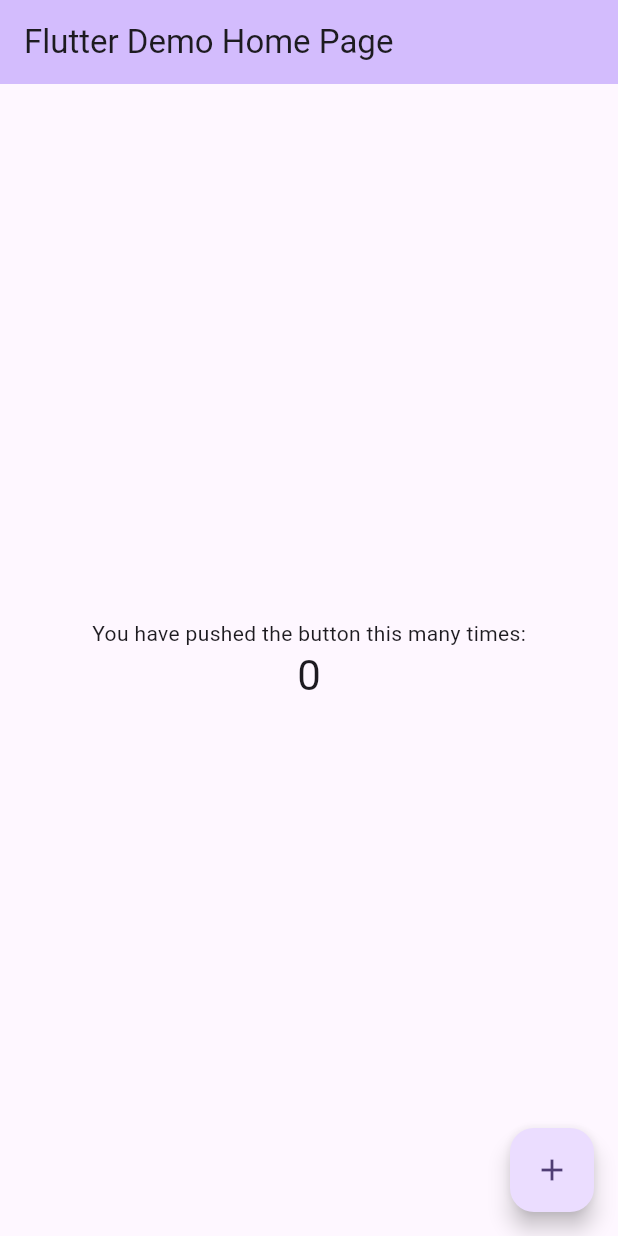
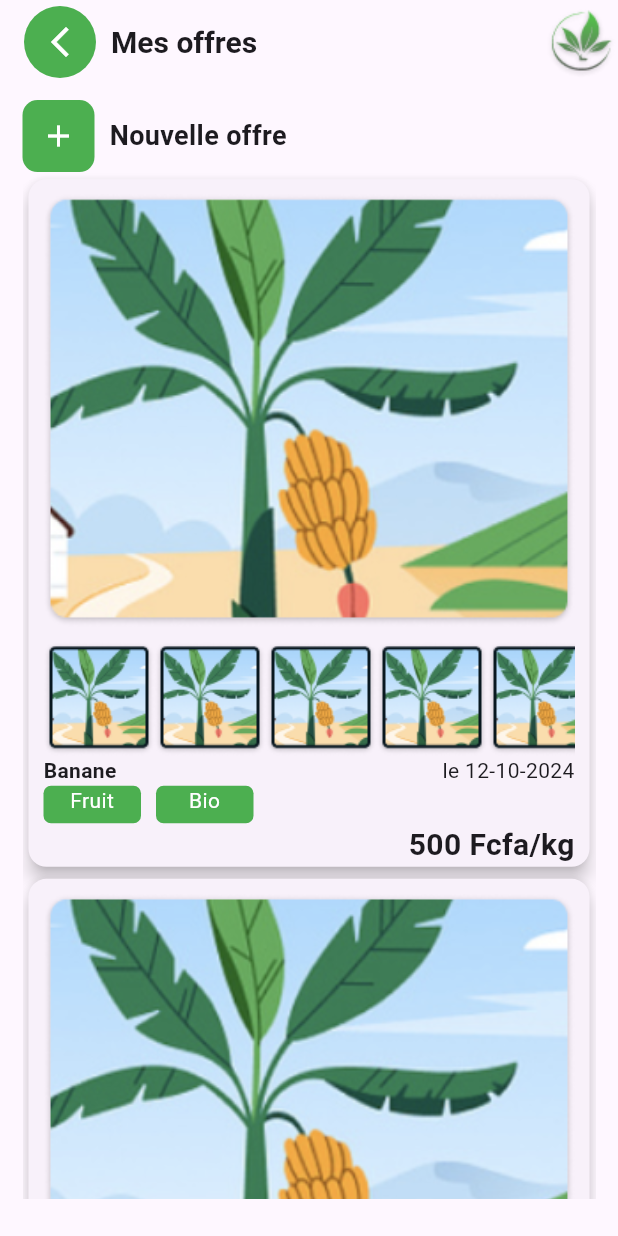
Before and after one commit to 18BG/FermeApp, a Flutter app: the screen it shows after launch, on a phone screen of 412 x 824 dp. Run offline on Flutter 3.47's test engine with Material 3 defaults, Android fonts, the light colour scheme and no system bars.

Commit message:
Offre Screen done

```diff
--- a/lib/main.dart
+++ b/lib/main.dart
@@ -1,3 +1,4 @@
+import 'package:ferme_app/screens/OffresScreen.dart';
 import 'package:flutter/material.dart';
 
 void main() {
@@ -11,6 +12,7 @@
   @override
   Widget build(BuildContext context) {
     return MaterialApp(
+      debugShowCheckedModeBanner: false,
       title: 'Flutter Demo',
       theme: ThemeData(
         // This is the theme of your application.
@@ -31,7 +33,7 @@
         colorScheme: ColorScheme.fromSeed(seedColor: Colors.deepPurple),
         useMaterial3: true,
       ),
-      home: const MyHomePage(title: 'Flutter Demo Home Page'),
+      home: const OffresScreen(),
     );
   }
 }
--- /dev/null
+++ b/lib/screens/OffresScreen.dart
@@ -0,0 +1,83 @@
+import 'package:ferme_app/widgets/offreCard.dart';
+import 'package:flutter/material.dart';
+
+class OffresScreen extends StatefulWidget {
+  const OffresScreen({super.key});
+
+  @override
+  State<OffresScreen> createState() => _OffresScreenState();
+}
+
+class _OffresScreenState extends State<OffresScreen> {
+  List offres = [const OffreCard(), const OffreCard()];
+  @override
+  Widget build(BuildContext context) {
+    return Scaffold(
+      appBar: AppBar(
+        actions: [
+          Image.asset(
+              'assets/images/un-logo-minimale-tres-simple-a-retenir-sur-du-150x-150x-dune-application-de-gestion-des-champs-et-d 1 (Traced).png')
+        ],
+        title: Row(
+          children: [
+            Container(
+              //color: Colors.green,
+              decoration: BoxDecoration(
+                  color: Colors.green, borderRadius: BorderRadius.circular(30)),
+              child: IconButton(
+                onPressed: () {},
+                icon: const Icon(Icons.arrow_back_ios_new),
+                color: Colors.white,
+              ),
+            ),
+            SizedBox(
+              width: 10,
+            ),
+            const Text(
+              "Mes offres",
+              style: TextStyle(fontWeight: FontWeight.bold, fontSize: 20),
+            )
+          ],
+        ),
+      ),
+      body: Container(
+        padding: EdgeInsets.only(left: 15, right: 15, top: 10),
+        child: Column(
+          children: [
+            SizedBox(
+              height: MediaQuery.of(context).size.height * 0.06,
+              child: Row(
+                children: [
+                  Container(
+                      decoration: BoxDecoration(
+                          borderRadius: BorderRadius.circular(10),
+                          color: Colors.green),
+                      child: IconButton(
+                        onPressed: () {},
+                        icon: const Icon(Icons.add),
+                        color: Colors.white,
+                      )),
+                  SizedBox(
+                    width: 10,
+                  ),
+                  const Text(
+                    "Nouvelle offre",
+                    style: TextStyle(fontWeight: FontWeight.bold, fontSize: 18),
+                  )
+                ],
+              ),
+            ),
+            SizedBox(
+              height: MediaQuery.of(context).size.height * 0.83,
+              child: ListView.builder(
+                  itemCount: offres.length,
+                  itemBuilder: (context, index) {
+                    return offres[index];
+                  }),
+            )
+          ],
+        ),
+      ),
+    );
+  }
+}
--- /dev/null
+++ b/lib/widgets/offreCard.dart
@@ -0,0 +1,111 @@
+import 'package:flutter/cupertino.dart';
+import 'package:flutter/material.dart';
+import 'package:flutter/widgets.dart';
+
+class OffreCard extends StatelessWidget {
+  const OffreCard({super.key});
+
+  @override
+  Widget build(BuildContext context) {
+    return Card(
+      elevation: 5,
+      child: Column(
+        crossAxisAlignment: CrossAxisAlignment.end,
+        children: [
+          Padding(
+            padding: const EdgeInsets.all(10),
+            child: Container(
+              height: MediaQuery.of(context).size.height * 0.35,
+              decoration: BoxDecoration(
+                borderRadius: BorderRadius.circular(20),
+              ),
+              child: Image.asset(
+                fit: BoxFit.fill,
+                "assets/images/offreMainImage.png",
+              ),
+            ),
+          ),
+          Padding(
+            padding: const EdgeInsets.only(left: 10, right: 10),
+            child: SingleChildScrollView(
+              scrollDirection: Axis.horizontal,
+              child: Row(
+                children: [
+                  SizedBox(
+                    child: Image.asset("assets/images/selected.png"),
+                  ),
+                  SizedBox(
+                    child: Image.asset("assets/images/selected.png"),
+                  ),
+                  SizedBox(
+                    child: Image.asset("assets/images/selected.png"),
+                  ),
+                  SizedBox(
+                    child: Image.asset("assets/images/selected.png"),
+                  ),
+                  SizedBox(
+                    child: Image.asset("assets/images/selected.png"),
+                  )
+                ],
+              ),
+            ),
+          ),
+          const Padding(
+            padding: EdgeInsets.only(left: 10, right: 10),
+            child: Row(
+              mainAxisAlignment: MainAxisAlignment.spaceBetween,
+              children: [
+                Text(
+                  "Banane",
+                  style: TextStyle(fontWeight: FontWeight.bold),
+                ),
+                Text("le 12-10-2024")
+              ],
+            ),
+          ),
+          Padding(
+            padding: const EdgeInsets.only(left: 10, right: 10),
+            child: Row(
+              children: [
+                Container(
+                  height: 25,
+                  width: 65,
+                  decoration: BoxDecoration(
+                      color: Colors.green,
+                      borderRadius: BorderRadius.circular(5)),
+                  child: const Text(
+                    textAlign: TextAlign.center,
+                    "Fruit",
+                    style: TextStyle(color: Colors.white),
+                  ),
+                ),
+                const SizedBox(
+                  width: 10,
+                ),
+                Container(
+                  height: 25,
+                  width: 65,
+                  decoration: BoxDecoration(
+                      color: Colors.green,
+                      borderRadius: BorderRadius.circular(5)),
+                  child: const Text(
+                    textAlign: TextAlign.center,
+                    "Bio",
+                    style: TextStyle(color: Colors.white),
+                  ),
+                )
+              ],
+            ),
+          ),
+          const Padding(
+            padding: EdgeInsets.only(left: 10, right: 10),
+            child: Text(
+              "500 Fcfa/kg",
+              style: TextStyle(fontWeight: FontWeight.bold, fontSize: 20),
+            ),
+          )
+        ],
+      ),
+    );
+  }
+}
--- a/pubspec.yaml
+++ b/pubspec.yaml
@@ -59,9 +59,8 @@ flutter:
   uses-material-design: true
 
   # To add assets to your application, add an assets section, like this:
-  # assets:
-  #   - images/a_dot_burr.jpeg
-  #   - images/a_dot_ham.jpeg
+  assets:
+    - assets/images/
 
   # An image asset can refer to one or more resolution-specific "variants", see
   # https://flutter.dev/assets-and-images/#resolution-aware
```
Also changed, not shown: assets/images/Home.png (added), assets/images/compte.png (added), assets/images/culture.png (added), assets/images/elevage.png (added), assets/images/farmer 1.png (added), assets/images/offreMainImage.png (added), assets/images/offrenarcher.png (added), assets/images/selected.png (added), assets/images/un-logo-minimale-tres-simple-a-retenir-sur-du-150x-150x-dune-application-de-gestion-des-champs-et-d 1 (Traced).png (added).
